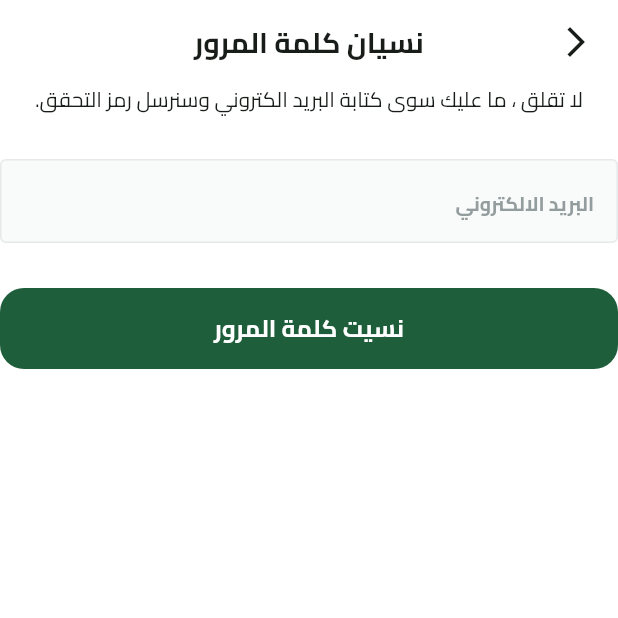
After one commit to AbdullahMohamedAlSayedAbed/ecommerce, a Flutter app: the ForgotPasswordView screen opened by its route, on a phone screen of 412 x 824 dp, the top half of it. The commit adds this screen. Run offline on Flutter 3.47's test engine with Material 3 defaults, Android fonts, the phone set to English and light mode, and no system bars; our stand-ins replace bloc, cloud_firestore, dartz, dots_indicator, equatable, firebase_auth and 9 more; missing offline and left inert: flutter_facebook_auth, flutter_paypal_payment, svg_flutter; accounts and stored records are empty; network calls fail; project files that could hold a hidden picture were left out.

Commit message:
Email Verified logic Add Forgot Password feature: implement ForgotPasswordView

```diff
--- a/lib/core/helper/on_generate_router.dart
+++ b/lib/core/helper/on_generate_router.dart
@@ -1,3 +1,4 @@
+import 'package:ecommerce/features/auth/presentation/views/forgot_password_view.dart';
 import 'package:ecommerce/features/auth/presentation/views/login_view.dart';
 import 'package:ecommerce/features/auth/presentation/views/signup_view.dart';
 import 'package:ecommerce/features/best_selling_products/presentation/views/best_selling_view.dart';
@@ -13,6 +14,7 @@ abstract class AppRouter {
   static const String onBoarding = 'onBoarding';
   static const String login = 'login';
   static const String signUp = 'signUp';
+  static const String forgotPassword = 'forgotPassword';
   static const String home = 'home';
   static const String bestSelling = 'bestSelling';
   static const String checkout = 'checkout';
@@ -26,6 +28,8 @@ abstract class AppRouter {
         return MaterialPageRoute(builder: (context) => const LoginView());
       case signUp:
         return MaterialPageRoute(builder: (context) => const SignupView());
+      case forgotPassword:
+        return MaterialPageRoute(builder: (context) => const ForgotPasswordView());
       case home:
         return MaterialPageRoute(builder: (context) => const MainView());
       case bestSelling:
--- a/lib/core/services/auth_services.dart
+++ b/lib/core/services/auth_services.dart
@@ -19,4 +19,6 @@ abstract class AuthServices {
     required String password,
   });
   bool isSignIn();
+  bool emailVerified();
+  Future<void> sendEmailVerification();
 }
--- /dev/null
+++ b/lib/features/auth/presentation/views/forgot_password_view.dart
@@ -0,0 +1,19 @@
+import 'package:ecommerce/core/widgets/custom_app_bar.dart';
+import 'package:ecommerce/features/auth/presentation/views/widgets/forgot_password_view_body.dart';
+import 'package:flutter/material.dart';
+
+class ForgotPasswordView extends StatelessWidget {
+  const ForgotPasswordView({super.key});
+
+  @override
+  Widget build(BuildContext context) {
+    return Scaffold(
+      appBar: customAppBar(
+        context,
+        title: 'نسيان كلمة المرور',
+        showNotification: false,
+      ),
+      body: ForgotPasswordViewBody(),
+    );
+  }
+}
--- a/lib/features/auth/presentation/views/login_view.dart
+++ b/lib/features/auth/presentation/views/login_view.dart
@@ -1,7 +1,7 @@
 import 'package:ecommerce/core/services/get_it_services.dart';
 import 'package:ecommerce/core/widgets/custom_app_bar.dart';
 import 'package:ecommerce/features/auth/domin/repo/auth_repo.dart';
-import 'package:ecommerce/features/auth/presentation/views/cubit/signin_cubit/signin_cubit.dart';
+import 'package:ecommerce/features/auth/presentation/cubit/signin_cubit/signin_cubit.dart';
 import 'package:ecommerce/features/auth/presentation/views/widgets/signin_view_body_bloc_consumer.dart';
 import 'package:flutter/material.dart';
 import 'package:flutter_bloc/flutter_bloc.dart';
--- a/lib/features/auth/presentation/views/signup_view.dart
+++ b/lib/features/auth/presentation/views/signup_view.dart
@@ -1,7 +1,7 @@
 import 'package:ecommerce/core/services/get_it_services.dart';
 import 'package:ecommerce/core/widgets/custom_app_bar.dart';
 import 'package:ecommerce/features/auth/domin/repo/auth_repo.dart';
-import 'package:ecommerce/features/auth/presentation/views/cubit/signup_cubit/signup_cubit.dart';
+import 'package:ecommerce/features/auth/presentation/cubit/signup_cubit/signup_cubit.dart';
 import 'package:flutter/material.dart';
 import 'package:flutter_bloc/flutter_bloc.dart';
 
--- /dev/null
+++ b/lib/features/auth/presentation/views/widgets/forgot_password_view_body.dart
@@ -0,0 +1,54 @@
+import 'package:ecommerce/core/widgets/custom_button.dart';
+import 'package:ecommerce/core/widgets/custom_text_form_field.dart';
+import 'package:flutter/material.dart';
+
+class ForgotPasswordViewBody extends StatefulWidget {
+  const ForgotPasswordViewBody({super.key});
+
+  @override
+  State<ForgotPasswordViewBody> createState() => _ForgotPasswordViewBodyState();
+}
+
+class _ForgotPasswordViewBodyState extends State<ForgotPasswordViewBody> {
+  final GlobalKey<FormState> _formKey = GlobalKey<FormState>();
+  AutovalidateMode autovalidateMode = AutovalidateMode.disabled;
+
+  late String _email;
+
+  @override
+  Widget build(BuildContext context) {
+    return SingleChildScrollView(
+      child: Form(
+        key: _formKey,
+        child: Column(
+          spacing: 30,
+          children: [
+            Text(
+              'لا تقلق ، ما عليك سوى كتابة البريد الكتروني وسنرسل رمز التحقق.',
+            ),
+            CustomTextFormField(
+              onSaved: (email) {
+                _email = email!;
+              },
+              hintText: 'البريد الالكتروني',
+              textInputType: TextInputType.emailAddress,
+            ),
+            CustomButton(
+              onPressed: () {
+                if (_formKey.currentState!.validate()) {
+                  _formKey.currentState!.save();
+                  // Call the forgot password function here
+                } else {
+                  setState(() {
+                    autovalidateMode = AutovalidateMode.always;
+                  });
+                }
+              },
+              text: 'نسيت كلمة المرور',
+            ),
+          ],
+        ),
+      ),
+    );
+  }
+}
--- a/lib/features/auth/presentation/views/widgets/signin_view_body.dart
+++ b/lib/features/auth/presentation/views/widgets/signin_view_body.dart
@@ -7,7 +7,7 @@ import 'package:ecommerce/core/utils/app_text_styles.dart';
 import 'package:ecommerce/core/widgets/custom_button.dart';
 import 'package:ecommerce/core/widgets/custom_text_form_field.dart';
 import 'package:ecommerce/core/widgets/password_field.dart';
-import 'package:ecommerce/features/auth/presentation/views/cubit/signin_cubit/signin_cubit.dart';
+import 'package:ecommerce/features/auth/presentation/cubit/signin_cubit/signin_cubit.dart';
 import 'package:ecommerce/features/auth/presentation/views/widgets/or_divider.dart';
 import 'package:ecommerce/features/auth/presentation/views/widgets/social_login_button.dart';
 import 'package:flutter/material.dart';
--- a/lib/features/auth/presentation/views/widgets/signup_view_body.dart
+++ b/lib/features/auth/presentation/views/widgets/signup_view_body.dart
@@ -2,7 +2,7 @@ import 'package:ecommerce/core/constants/constants.dart';
 import 'package:ecommerce/core/helper/show_custom_toast.dart';
 import 'package:ecommerce/core/widgets/custom_button.dart' show CustomButton;
 import 'package:ecommerce/core/widgets/custom_text_form_field.dart';
-import 'package:ecommerce/features/auth/presentation/views/cubit/signup_cubit/signup_cubit.dart';
+import 'package:ecommerce/features/auth/presentation/cubit/signup_cubit/signup_cubit.dart';
 import 'package:ecommerce/features/auth/presentation/views/widgets/have_an_account_widget.dart';
 import 'package:ecommerce/features/auth/presentation/views/widgets/terms_and_conditions.dart';
 import 'package:flutter/material.dart';
--- a/lib/features/on_boarding/presentation/views/widgets/on_boarding_view_body.dart
+++ b/lib/features/on_boarding/presentation/views/widgets/on_boarding_view_body.dart
@@ -49,9 +49,11 @@ class _OnBoardingViewBodyState extends State<OnBoardingViewBody> {
             color:
                 currentPage == 1
                     ? AppColors.primaryColor
-                    : AppColors.primaryColor.withOpacity(.5),
+                    : AppColors.primaryColor.withValues(
+                        alpha: 250/2
+                      ),
+                    ),
           ),
-        ),
         const SizedBox(height: 29),
         Visibility(
           visible: currentPage == 1 ? true : false,
--- a/lib/features/splash/views/widgets/splash_view_body.dart
+++ b/lib/features/splash/views/widgets/splash_view_body.dart
@@ -37,15 +37,18 @@ class _SplashViewBodyState extends State<SplashViewBody> {
     );
   }
 
+
   void executeNavigation() {
     bool isOnBoarding = Prefs.getBool(kIsOnBoardingViewSeen);
     bool isLogin = getIt<AuthServices>().isSignIn();
+    bool isEmailVerified = getIt<AuthServices>().emailVerified();
 
     Future.delayed(const Duration(seconds: 3), () {
+      if (!mounted) return;
       if (!isOnBoarding) {
         Navigator.pushReplacementNamed(context, AppRouter.onBoarding);
       } else {
-        if (isLogin) {
+        if (isLogin && isEmailVerified) {
           Navigator.pushReplacementNamed(context, AppRouter.home);
         } else {
           Navigator.pushReplacementNamed(context, AppRouter.login);
```
Also changed, not shown: lib/core/services/firebase_auth_services.dart (+18 -0 lines), lib/features/auth/presentation/views/widgets/signin_view_body_bloc_consumer.dart (+11 -1 lines), lib/features/auth/presentation/views/widgets/signup_view_body_bloc_consumer.dart (+5 -2 lines), lib/features/auth/presentation/cubit/signin_cubit/signin_cubit.dart (renamed from lib/features/auth/presentation/views/cubit/signin_cubit/signin_cubit.dart), lib/features/auth/presentation/cubit/signin_cubit/signin_state.dart (renamed from lib/features/auth/presentation/views/cubit/signin_cubit/signin_state.dart), lib/features/auth/presentation/cubit/signup_cubit/signup_cubit.dart (renamed from lib/features/auth/presentation/views/cubit/signup_cubit/signup_cubit.dart), lib/features/auth/presentation/cubit/signup_cubit/signup_state.dart (renamed from lib/features/auth/presentation/views/cubit/signup_cubit/signup_state.dart).
